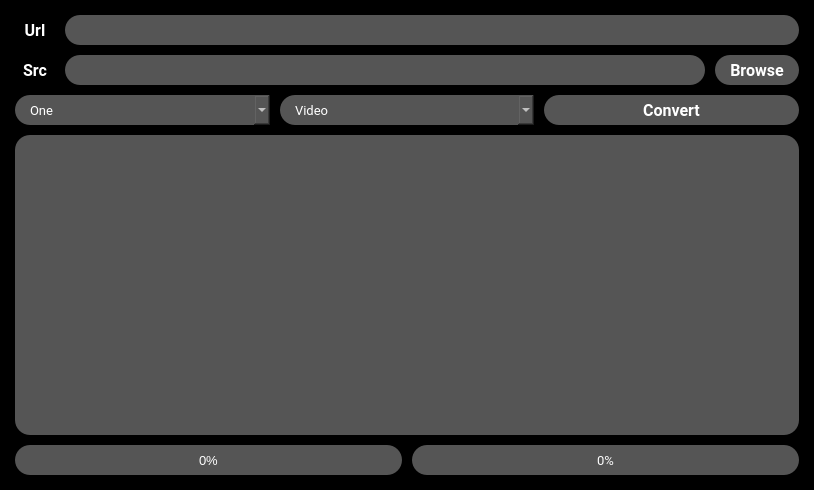
Old version of the form design.ui in the repository illya-s/YTD.
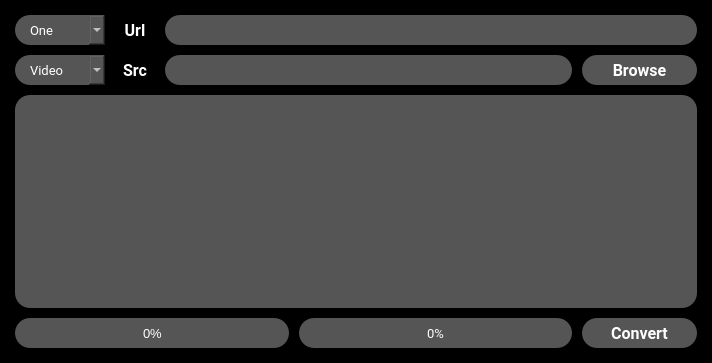
New version of the form.

The edit to the form file:
```diff
--- a/design.ui
+++ b/design.ui
@@ -6,8 +6,8 @@
    <rect>
     <x>0</x>
     <y>0</y>
-    <width>814</width>
-    <height>490</height>
+    <width>712</width>
+    <height>363</height>
    </rect>
   </property>
   <property name="windowTitle">
@@ -88,6 +88,125 @@
         <number>0</number>
        </property>
        <item>
+        <widget class="QWidget" name="comboBoxes" native="true">
+         <layout class="QHBoxLayout" name="horizontalLayout">
+          <property name="spacing">
+           <number>10</number>
+          </property>
+          <property name="leftMargin">
+           <number>0</number>
+          </property>
+          <property name="topMargin">
+           <number>0</number>
+          </property>
+          <property name="rightMargin">
+           <number>0</number>
+          </property>
+          <property name="bottomMargin">
+           <number>0</number>
+          </property>
+          <item>
+           <widget class="QWidget" name="widget_6" native="true">
+            <layout class="QVBoxLayout" name="verticalLayout_2">
+             <property name="spacing">
+              <number>10</number>
+             </property>
+             <property name="leftMargin">
+              <number>0</number>
+             </property>
+             <property name="topMargin">
+              <number>0</number>
+             </property>
+             <property name="rightMargin">
+              <number>0</number>
+             </property>
+             <property name="bottomMargin">
+              <number>0</number>
+             </property>
+             <item>
+              <widget class="QComboBox" name="QChange">
+               <property name="minimumSize">
+                <size>
+                 <width>90</width>
+                 <height>30</height>
+                </size>
+               </property>
+               <property name="font">
+                <font>
+                 <family>Roboto</family>
+                 <pointsize>10</pointsize>
+                </font>
+               </property>
+               <property name="cursor">
+                <cursorShape>PointingHandCursor</cursorShape>
+               </property>
+               <item>
+                <property name="text">
+                 <string>One</string>
+                </property>
+               </item>
+               <item>
+                <property name="text">
+                 <string>Playlist</string>
+                </property>
+               </item>
+              </widget>
+             </item>
+             <item>
+              <widget class="QComboBox" name="TChange">
+               <property name="minimumSize">
+                <size>
+                 <width>90</width>
+                 <height>30</height>
+                </size>
+               </property>
+               <property name="font">
+                <font>
+                 <family>Roboto</family>
+                 <pointsize>10</pointsize>
+                 <kerning>true</kerning>
+                </font>
+               </property>
+               <property name="cursor">
+                <cursorShape>PointingHandCursor</cursorShape>
+               </property>
+               <property name="frame">
+                <bool>true</bool>
+               </property>
+               <item>
+                <property name="text">
+                 <string>Video</string>
+                </property>
+               </item>
+               <item>
+                <property name="text">
+                 <string>Audio</string>
+                </property>
+               </item>
+              </widget>
+             </item>
+            </layout>
+           </widget>
+          </item>
+          <item>
+           <widget class="QWidget" name="widget_5" native="true">
+            <layout class="QVBoxLayout" name="verticalLayout_4">
+             <property name="spacing">
+              <number>10</number>
+             </property>
+             <property name="leftMargin">
+              <number>0</number>
+             </property>
+             <property name="topMargin">
+              <number>0</number>
+             </property>
+             <property name="rightMargin">
+              <number>0</number>
+             </property>
+             <property name="bottomMargin">
+              <number>0</number>
+             </property>
+             <item>
         <widget class="QWidget" name="widget_2" native="true">
          <layout class="QHBoxLayout" name="horizontalLayout_3">
           <property name="spacing">
@@ -212,7 +331,7 @@
            <widget class="QPushButton" name="browse">
             <property name="minimumSize">
              <size>
-              <width>40</width>
+                    <width>115</width>
               <height>30</height>
              </size>
             </property>
@@ -235,108 +354,7 @@
          </layout>
         </widget>
        </item>
-       <item>
-        <widget class="QWidget" name="comboBoxes" native="true">
-         <layout class="QHBoxLayout" name="horizontalLayout">
-          <property name="spacing">
-           <number>10</number>
-          </property>
-          <property name="leftMargin">
-           <number>0</number>
-          </property>
-          <property name="topMargin">
-           <number>0</number>
-          </property>
-          <property name="rightMargin">
-           <number>0</number>
-          </property>
-          <property name="bottomMargin">
-           <number>0</number>
-          </property>
-          <item>
-           <widget class="QComboBox" name="QChange">
-            <property name="minimumSize">
-             <size>
-              <width>90</width>
-              <height>30</height>
-             </size>
-            </property>
-            <property name="font">
-             <font>
-              <family>Roboto</family>
-              <pointsize>10</pointsize>
-             </font>
-            </property>
-            <property name="cursor">
-             <cursorShape>PointingHandCursor</cursorShape>
-            </property>
-            <item>
-             <property name="text">
-              <string>One</string>
-             </property>
-            </item>
-            <item>
-             <property name="text">
-              <string>Playlist</string>
-             </property>
-            </item>
-           </widget>
-          </item>
-          <item>
-           <widget class="QComboBox" name="TChange">
-            <property name="minimumSize">
-             <size>
-              <width>90</width>
-              <height>30</height>
-             </size>
-            </property>
-            <property name="font">
-             <font>
-              <family>Roboto</family>
-              <pointsize>10</pointsize>
-              <kerning>true</kerning>
-             </font>
-            </property>
-            <property name="cursor">
-             <cursorShape>PointingHandCursor</cursorShape>
-            </property>
-            <property name="frame">
-             <bool>true</bool>
-            </property>
-            <item>
-             <property name="text">
-              <string>Video</string>
-             </property>
-            </item>
-            <item>
-             <property name="text">
-              <string>Audio</string>
-             </property>
-            </item>
-           </widget>
-          </item>
-          <item>
-           <widget class="QPushButton" name="convert">
-            <property name="minimumSize">
-             <size>
-              <width>200</width>
-              <height>30</height>
-             </size>
-            </property>
-            <property name="font">
-             <font>
-              <family>Roboto</family>
-              <pointsize>12</pointsize>
-              <weight>75</weight>
-              <bold>true</bold>
-             </font>
-            </property>
-            <property name="cursor">
-             <cursorShape>PointingHandCursor</cursorShape>
-            </property>
-            <property name="text">
-             <string>Сonvert</string>
-            </property>
+            </layout>
            </widget>
           </item>
          </layout>
@@ -455,6 +473,36 @@
                </property>
               </widget>
              </item>
+             <item>
+              <widget class="QPushButton" name="convert">
+               <property name="minimumSize">
+                <size>
+                 <width>115</width>
+                 <height>30</height>
+                </size>
+               </property>
+               <property name="maximumSize">
+                <size>
+                 <width>16777215</width>
+                 <height>16777215</height>
+                </size>
+               </property>
+               <property name="font">
+                <font>
+                 <family>Roboto</family>
+                 <pointsize>12</pointsize>
+                 <weight>75</weight>
+                 <bold>true</bold>
+                </font>
+               </property>
+               <property name="cursor">
+                <cursorShape>PointingHandCursor</cursorShape>
+               </property>
+               <property name="text">
+                <string>Сonvert</string>
+               </property>
+              </widget>
+             </item>
             </layout>
            </widget>
           </item>
```
Left out of the diff: 5 changed lines with no effect on the pictures. Lines whose indentation alone changed are shown as unchanged.
